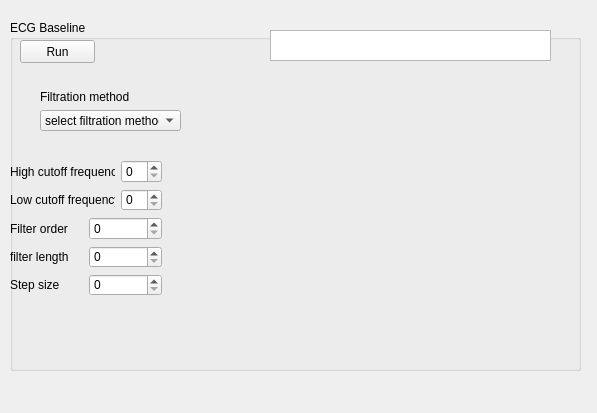
Before: the Qt Designer form EcgApplicationCore/View/ecgbaseline_gui.ui in KuleszIB/EcgAppCore, drawn with Qt 5.
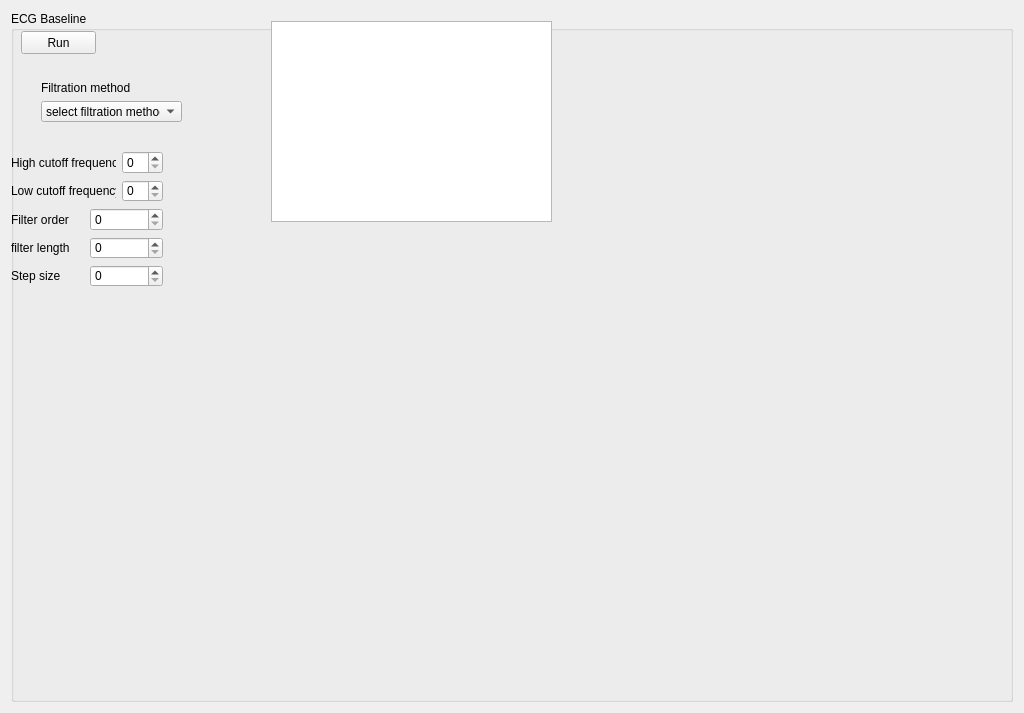
After: the same form once the commit is applied.

The edit to the form file:
```diff
--- a/EcgApplicationCore/View/ecgbaseline_gui.ui
+++ b/EcgApplicationCore/View/ecgbaseline_gui.ui
@@ -6,22 +6,16 @@
    <rect>
     <x>0</x>
     <y>0</y>
-    <width>597</width>
-    <height>413</height>
+    <width>1024</width>
+    <height>713</height>
    </rect>
   </property>
   <property name="windowTitle">
    <string>Form</string>
   </property>
+  <layout class="QGridLayout" name="gridLayout">
+   <item row="0" column="0">
   <widget class="QGroupBox" name="groupBox_ECGbaseline">
-   <property name="geometry">
-    <rect>
-     <x>10</x>
-     <y>20</y>
-     <width>571</width>
-     <height>351</height>
-    </rect>
-   </property>
    <property name="title">
     <string>ECG Baseline</string>
    </property>
@@ -112,7 +106,7 @@
       <x>260</x>
       <y>10</y>
       <width>281</width>
-      <height>31</height>
+        <height>201</height>
      </rect>
     </property>
    </widget>
@@ -201,14 +195,16 @@
    <widget class="QWidget" name="ecgPlot" native="true">
     <property name="geometry">
      <rect>
-      <x>180</x>
-      <y>50</y>
-      <width>391</width>
-      <height>171</height>
+        <x>10</x>
+        <y>280</y>
+        <width>780</width>
+        <height>310</height>
      </rect>
     </property>
    </widget>
   </widget>
+   </item>
+  </layout>
  </widget>
  <resources/>
  <connections/>
```
Lines whose indentation alone changed are shown as unchanged.
